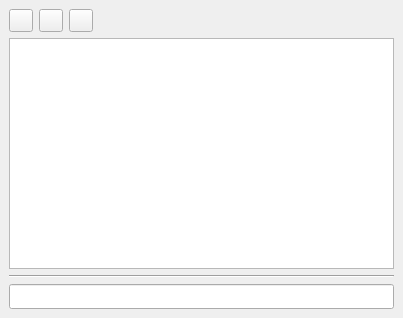
mahdiattarbashi/slmmachine, file branches/src/slm_machine/ui/slm_client.ui: the form before one commit.
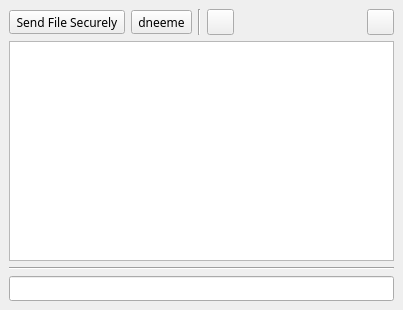
The form after the commit. Icons and pictures are not drawn.

The edit to the form file:
```diff
--- a/branches/src/slm_machine/ui/slm_client.ui
+++ b/branches/src/slm_machine/ui/slm_client.ui
@@ -7,7 +7,7 @@
     <x>0</x>
     <y>0</y>
     <width>403</width>
-    <height>318</height>
+    <height>310</height>
    </rect>
   </property>
   <property name="font">
@@ -35,12 +35,45 @@
          <string>Send File to Buddy Securely</string>
         </property>
         <property name="text">
-         <string/>
+         <string>Send File Securely</string>
         </property>
         <property name="icon">
          <iconset resource="../resources/slm_resources.qrc">
           <normaloff>:/icons/sendFile</normaloff>:/icons/sendFile</iconset>
         </property>
+        <property name="iconSize">
+         <size>
+          <width>19</width>
+          <height>19</height>
+         </size>
+        </property>
+       </widget>
+      </item>
+      <item>
+       <widget class="QToolButton" name="encSendFileButton">
+        <property name="toolTip">
+         <string>Send File with Encryption</string>
+        </property>
+        <property name="text">
+         <string>dneeme</string>
+        </property>
+        <property name="icon">
+         <iconset resource="../resources/slm_resources.qrc">
+          <normaloff>:/icons/sendFileSecurely</normaloff>:/icons/sendFileSecurely</iconset>
+        </property>
+        <property name="iconSize">
+         <size>
+          <width>19</width>
+          <height>19</height>
+         </size>
+        </property>
+       </widget>
+      </item>
+      <item>
+       <widget class="Line" name="line_2">
+        <property name="orientation">
+         <enum>Qt::Vertical</enum>
+        </property>
        </widget>
       </item>
       <item>
@@ -55,19 +88,11 @@
          <iconset resource="../resources/slm_resources.qrc">
           <normaloff>:/icons/saveConversation</normaloff>:/icons/saveConversation</iconset>
         </property>
-       </widget>
-      </item>
-      <item>
-       <widget class="QToolButton" name="clearButton">
-        <property name="toolTip">
-         <string>Clear Incoming Text Area</string>
-        </property>
-        <property name="text">
-         <string/>
-        </property>
-        <property name="icon">
-         <iconset resource="../resources/slm_resources.qrc">
-          <normaloff>:/icons/cleearIcon</normaloff>:/icons/cleearIcon</iconset>
+        <property name="iconSize">
+         <size>
+          <width>19</width>
+          <height>19</height>
+         </size>
         </property>
        </widget>
       </item>
@@ -84,6 +109,26 @@
         </property>
        </spacer>
       </item>
+      <item>
+       <widget class="QToolButton" name="clearButton">
+        <property name="toolTip">
+         <string>Clear Incoming Text Area</string>
+        </property>
+        <property name="text">
+         <string/>
+        </property>
+        <property name="icon">
+         <iconset resource="../resources/slm_resources.qrc">
+          <normaloff>:/icons/cleearIcon</normaloff>:/icons/cleearIcon</iconset>
+        </property>
+        <property name="iconSize">
+         <size>
+          <width>19</width>
+          <height>19</height>
+         </size>
+        </property>
+       </widget>
+      </item>
      </layout>
     </item>
     <item>
```
Left out of the diff: 5 changed lines with no effect on the pictures.
